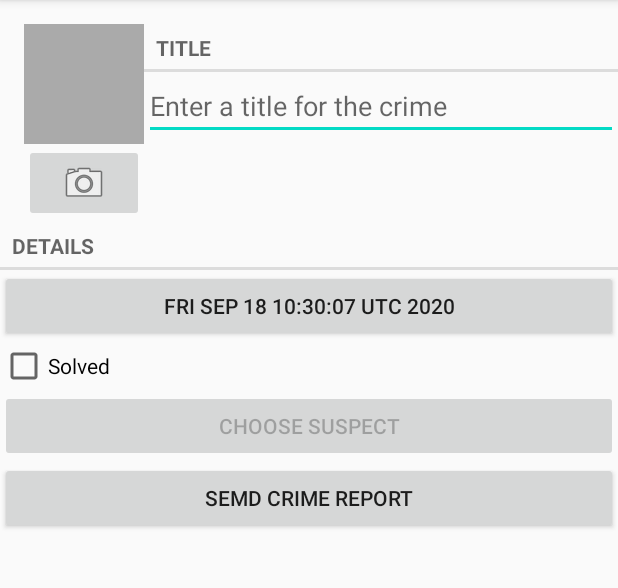
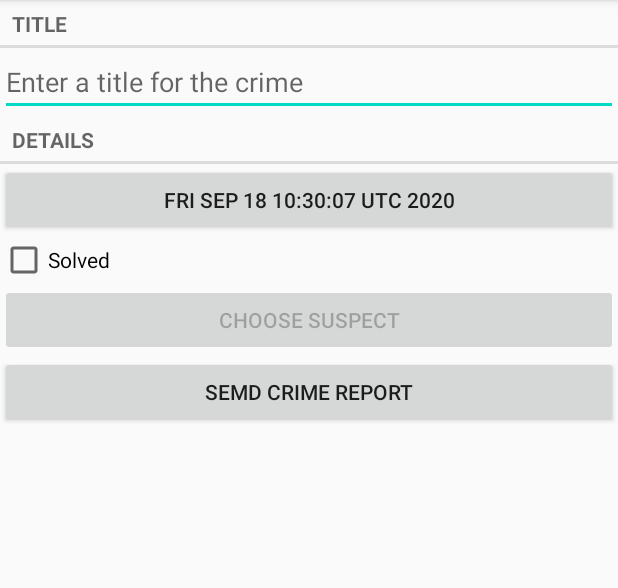
Before and after one commit to prateekarora090/CriminalIntent, an Android app: the CrimeFragment screen opened directly, with no data from a screen before it, on a phone screen of 412 x 824 dp, the part 84-672 px from its top. Run offline under Robolectric (Android 15) with nearby library versions, the phone set to English and light mode, and no system bars; 2 statements that could not run were skipped.

Commit message:
reverting changes for chap 16

```diff
--- a/app/src/main/res/layout/fragment_crime.xml
+++ b/app/src/main/res/layout/fragment_crime.xml
@@ -5,40 +5,6 @@
     android:layout_height="match_parent"
     android:layout_margin="16dp"
     android:orientation="vertical">
-
-    <LinearLayout
-        android:layout_width="match_parent"
-        android:layout_height="wrap_content"
-        android:orientation="horizontal"
-        android:layout_marginLeft="16dp"
-        android:layout_marginTop="16dp">
-
-        <LinearLayout
-            android:orientation="vertical"
-            android:layout_width="wrap_content"
-            android:layout_height="wrap_content">
-
-            <ImageView
-                android:id="@+id/crime_photo"
-                android:layout_width="80dp"
-                android:layout_height="80dp"
-                android:scaleType="centerInside"
-                android:cropToPadding="true"
-                android:background="@android:color/darker_gray"/>
-
-            <ImageButton
-                android:id="@+id/crime_camera"
-                android:layout_width="match_parent"
-                android:layout_height="wrap_content"
-                android:src="@android:drawable/ic_menu_camera"/>
-
-        </LinearLayout>
-
-        <LinearLayout
-            android:orientation="vertical"
-            android:layout_width="0dp"
-            android:layout_height="wrap_content"
-            android:layout_weight="1">
 
     <TextView
         style="?android:listSeparatorTextViewStyle"
@@ -51,10 +17,6 @@
         android:layout_width="match_parent"
         android:layout_height="wrap_content"
         android:hint="@string/crime_title_hint" />
-
-        </LinearLayout>
-
-    </LinearLayout>
 
     <TextView
         style="?android:listSeparatorTextViewStyle"
--- a/app/src/main/res/xml/files.xml
+++ /dev/null
@@ -1,4 +0,0 @@
-<?xml version="1.0" encoding="utf-8"?>
-<paths>
-    <files-path name="crime_photos" path="." />
-</paths>
```
Also changed, not shown: app/src/main/AndroidManifest.xml (+0 -9 lines). Lines whose indentation alone changed are shown as unchanged.
